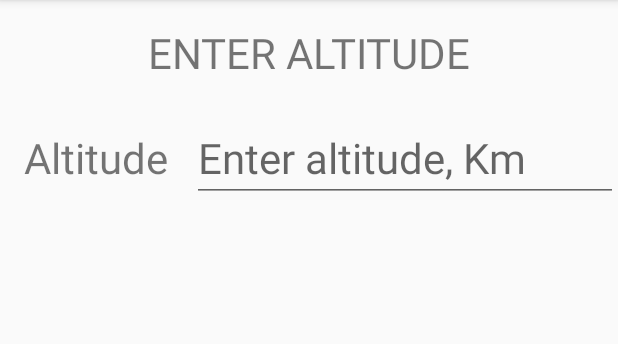
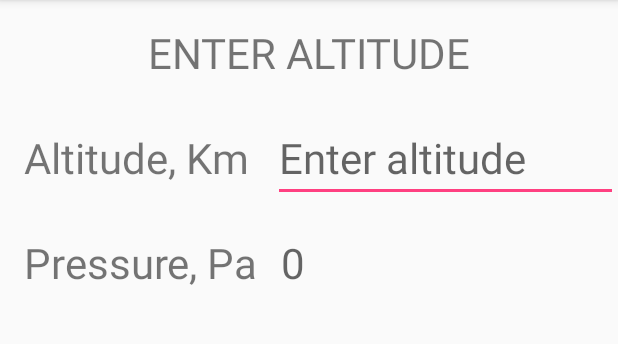
Before and after one commit to since85stas/Atmosphere02, an Android app: the screen it shows after launch (MainActivity before the commit, CalculateActivity after it), after a tap on "Calculate", on a phone screen of 412 x 824 dp, the part 84-428 px from its top. Run offline under Robolectric (Android 15) with nearby library versions, the phone set to English and light mode, and no system bars.

Commit message:
Trying to create activity with list items

```diff
--- a/app/src/main/java/com/batura/stas/atmosphere/MainActivity.java
+++ b/app/src/main/java/com/batura/stas/atmosphere/MainActivity.java
@@ -1,5 +1,6 @@
 package com.batura.stas.atmosphere;
 
+import android.content.Intent;
 import android.support.v7.app.AppCompatActivity;
 import android.os.Bundle;
 import android.view.View;
@@ -14,13 +15,14 @@ public class MainActivity extends AppCompatActivity {
 
         //open main activity
 
-        Atmosphere atm = new Atmosphere();
-        double cpTest = atm.findEnthalpy(300);
+        //Atmosphere atm = new Atmosphere();
+        //double cpTest = atm.findEnthalpy(300);
         TextView calculateTextView = (TextView) findViewById(R.id.calculate_text);
         calculateTextView.setOnClickListener(new View.OnClickListener() {
             @Override
             public void onClick(View view) {
-                setContentView(R.layout.calculate_activity);
+                Intent calculateIntent = new Intent(MainActivity.this,CalculateActivity.class);
+                startActivity(calculateIntent);
             }
         });
         //Atmosphere atm = new Atmosphere();
--- a/app/src/main/res/layout/activity_main.xml
+++ b/app/src/main/res/layout/activity_main.xml
@@ -22,7 +22,6 @@
         android:text="@string/Description"
         android:textSize="20sp"
         android:gravity="center"
-        android:padding="8dp"
-        />
+        android:padding="8dp"/>
 
 </LinearLayout>
--- a/app/src/main/res/layout/calculate_activity.xml
+++ b/app/src/main/res/layout/calculate_activity.xml
@@ -17,24 +17,46 @@
         android:padding="16dp"
         android:fontFamily="sans-serif"/>
     <LinearLayout
+    android:layout_width="match_parent"
+    android:layout_height="wrap_content"
+    android:orientation="horizontal">
+    <TextView
+        android:layout_width="wrap_content"
+        android:layout_height="wrap_content"
+        android:text="@string/altitudeTextView"
+        android:textSize="28sp"
+        android:padding="16dp"/>
+
+    <EditText
+        android:id="@+id/altitudeInput"
+        android:layout_width="wrap_content"
+        android:layout_height="wrap_content"
+        android:layout_weight="1"
+        android:ems="10"
+        android:textSize="28sp"
+        android:hint="@string/altitudeHint"
+        android:inputType="number" />
+    </LinearLayout>
+    <LinearLayout
         android:layout_width="match_parent"
         android:layout_height="wrap_content"
         android:orientation="horizontal">
         <TextView
             android:layout_width="wrap_content"
             android:layout_height="wrap_content"
-            android:text="Altitude"
+            android:text="@string/pressureTextView"
             android:textSize="28sp"
             android:padding="16dp"/>
-
-        <EditText
-            android:id="@+id/altitudeInput"
+        <TextView
+            android:id="@+id/pressureOut"
             android:layout_width="wrap_content"
             android:layout_height="wrap_content"
             android:layout_weight="1"
             android:ems="10"
             android:textSize="28sp"
-            android:hint="Enter altitude, Km"
+            android:hint="@string/plainText"
             android:inputType="number" />
     </LinearLayout>
+
+
 </LinearLayout>
--- /dev/null
+++ b/app/src/main/res/layout/input_list_item.xml
@@ -0,0 +1,8 @@
+<?xml version="1.0" encoding="utf-8"?>
+<LinearLayout xmlns:android="http://schemas.android.com/apk/res/android"
+    android:layout_width="match_parent"
+    android:layout_height="match_parent"
+    android:orientation="horizontal">
+
+
+</LinearLayout>
--- a/app/src/main/res/values/strings.xml
+++ b/app/src/main/res/values/strings.xml
@@ -3,4 +3,10 @@
     <string name="calculate">Calculate</string>
     <string name="Description">Description</string>
     <string name="calcAltActivName">enter altitude</string>
+    <string name="altitudeTextView">Altitude, Km</string>
+    <string name="pressureTextView">Pressure, Pa</string>
+    <string name="temperatureTextView">Temperature, K</string>
+    <string name="densityTextView">Density</string>
+    <string name="altitudeHint">Enter altitude</string>
+    <string name="plainText">0</string>
 </resources>
```
